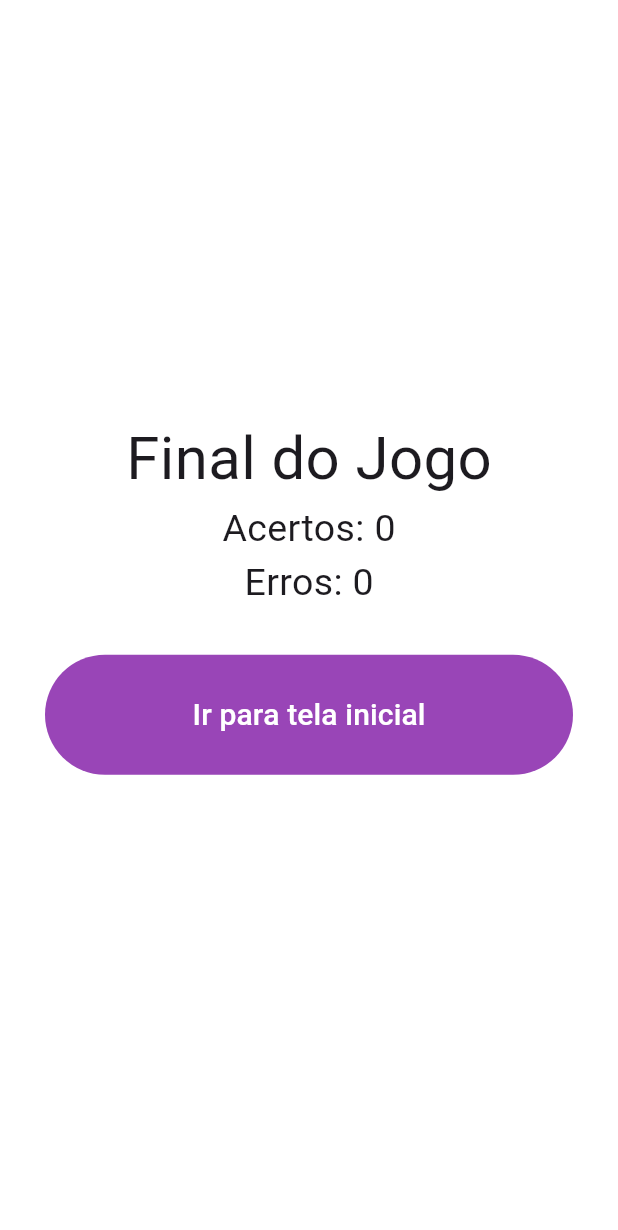
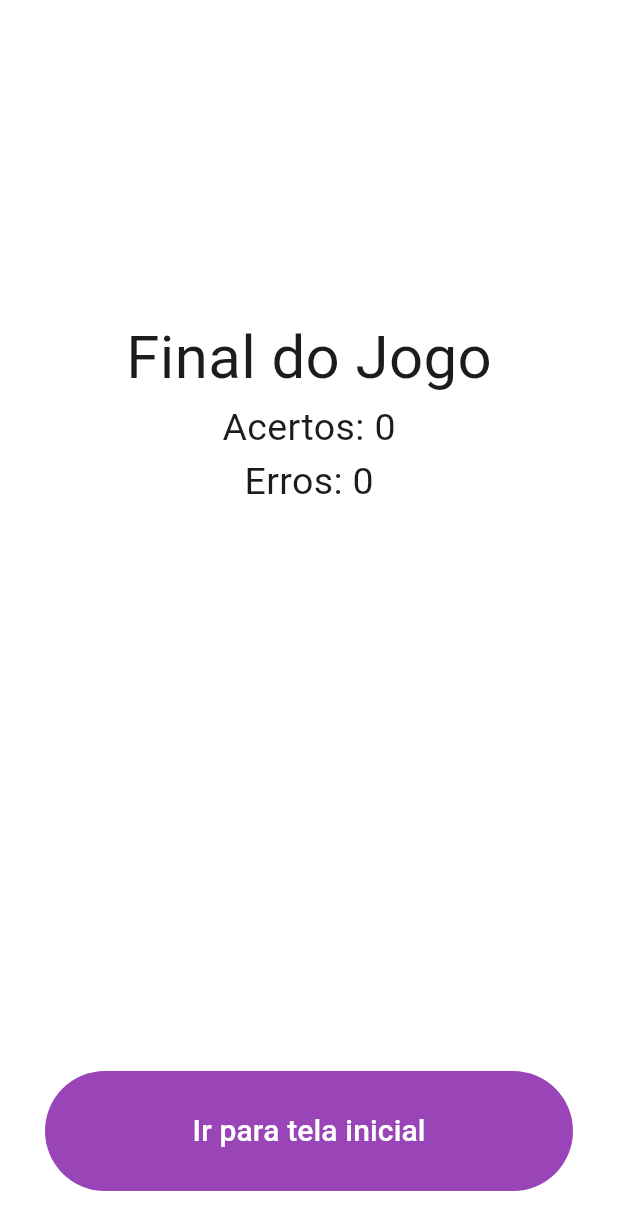
Before and after one commit to ManuelFerreira90/jogo_quiz, a Flutter app: the PaginaFinal screen opened directly with empty values, on a phone screen of 412 x 824 dp. Shown: the top 1230 px of the screen. Run offline on Flutter 3.47's test engine with Material 3 defaults, Android fonts, the phone set to English and light mode, and no system bars.

Commit message:
nova logo + refatoração página de resultados

```diff
--- a/lib/classes/gerenciar_quiz.dart
+++ b/lib/classes/gerenciar_quiz.dart
@@ -40,7 +40,7 @@ class GerenciarQuiz {
   }
 
   void setPergunta(){
-    this.perguntaAtual = this.perguntas[this.index];
+    if(index < perguntas.length) this.perguntaAtual = this.perguntas[this.index];
   }
 
   void incrementarIndex(){
@@ -57,7 +57,6 @@ class GerenciarQuiz {
       pontos.add(Icon(Icons.close, color: Colors.red,));
     }
     this.incrementarIndex();
-    print(index);
     return;
   }
 
--- a/lib/main.dart
+++ b/lib/main.dart
@@ -1,12 +1,10 @@
-import 'package:flutter/cupertino.dart';
 import 'package:flutter/material.dart';
-import 'package:flutter/widgets.dart';
-import 'telas/pagina_inicial.dart';
+import 'package:jogo_quiz/page/pagina_inicial.dart';
 
 void main() {
   runApp(
     MaterialApp(
-      home: PaginaInicial(),
+      home: const PaginaInicial(),
     ),
   );
 }
--- /dev/null
+++ b/lib/page/pagina_final.dart
@@ -0,0 +1,85 @@
+import 'package:flutter/material.dart';
+import 'pagina_inicial.dart';
+import '../components/botao_acao.dart';
+import '../constantes.dart';
+
+class PaginaFinal extends StatelessWidget {
+  final int acertos;
+  final int erros;
+
+  const PaginaFinal({super.key, required this.acertos, required this.erros});
+
+  @override
+  Widget build(BuildContext context) {
+    return Scaffold(
+      backgroundColor: Colors.white,
+      body: SafeArea(
+        child: Center(
+          child: Column(
+            mainAxisAlignment: MainAxisAlignment.center,
+            crossAxisAlignment: CrossAxisAlignment.stretch,
+            children: [
+              Expanded(
+                flex: 2,
+                child: Column(
+                  mainAxisAlignment: MainAxisAlignment.center,
+                  children: [
+                    const Center(
+                      child: Text(
+                        'Final do Jogo',
+                        style: TextStyle(
+                          fontSize: 40.0,
+                        ),
+                      ),
+                    ),
+                    Center(
+                      child: Text(
+                        'Acertos: $acertos',
+                        style: const TextStyle(
+                          fontSize: 25.0,
+                        ),
+                      ),
+                    ),
+                    Center(
+                      child: Text(
+                        'Erros: $erros',
+                        style: const TextStyle(
+                          fontSize: 25.0,
+                        ),
+                      ),
+                    ),
+                  ],
+                ),
+              ),
+              Expanded(
+                flex: 1,
+                child: Column(
+                  mainAxisAlignment: MainAxisAlignment.end,
+                  crossAxisAlignment: CrossAxisAlignment.stretch,
+                  children: [
+                    Padding(
+                      padding: kPaddingPadrao,
+                      child: SizedBox(
+                        height: 80,
+                        child: BotaoAcao(
+                            corBotao: kCorBotaoPrimario,
+                            texto: 'Ir para tela inicial',
+                            aoPressionar: () {
+                              Navigator.push(
+                                context,
+                                MaterialPageRoute(
+                                    builder: (context) => const PaginaInicial()),
+                              );
+                            }),
+                      ),
+                    ),
+                  ],
+                ),
+              ),
+            ],
+          ),
+        ),
+      ),
+    );
+  }
+}
--- a/lib/telas/pagina_quiz.dart
+++ b/lib/page/pagina_quiz.dart
@@ -1,5 +1,5 @@
 import 'package:flutter/material.dart';
-import 'package:jogo_quiz/componentes/botao_acao.dart';
+import 'package:jogo_quiz/components/botao_acao.dart';
 import '../classes/gerenciar_quiz.dart';
 import 'pagina_final.dart';
 import '../constantes.dart';
--- a/lib/telas/pagina_final.dart
+++ /dev/null
@@ -1,68 +0,0 @@
-import 'package:flutter/material.dart';
-import 'pagina_inicial.dart';
-import '../componentes/botao_acao.dart';
-import '../constantes.dart';
-
-class PaginaFinal extends StatelessWidget {
-  final int acertos;
-  final int erros;
-
-  const PaginaFinal({super.key, required this.acertos, required this.erros});
-
-  @override
-  Widget build(BuildContext context) {
-    return Scaffold(
-        backgroundColor: Colors.white,
-        body: SafeArea(
-          child: Center(
-            child: Column(
-              mainAxisAlignment: MainAxisAlignment.center,
-              crossAxisAlignment: CrossAxisAlignment.stretch,
-              children: [
-                const Center(
-                  child: Text(
-                    'Final do Jogo',
-                    style: TextStyle(
-                      fontSize: 40.0,
-                    ),
-                  ),
-                ),
-                Center(
-                  child: Text(
-                    'Acertos: $acertos',
-                    style: const TextStyle(
-                      fontSize: 25.0,
-                    ),
-                  ),
-                ),
-                Center(
-                  child: Text(
-                    'Erros: $erros',
-                    style: const TextStyle(
-                      fontSize: 25.0,
-                    ),
-                  ),
-                ),
-                Padding(
-                  padding: kPaddingPadrao,
-                  child: SizedBox(
-                    height: 80,
-                    child: BotaoAcao(
-                      corBotao: kCorBotaoPrimario,
-                      texto: 'Ir para tela inicial',
-                      aoPressionar: () {
-                        Navigator.push(
-                          context,
-                          MaterialPageRoute(builder: (context) => PaginaInicial()),
-                        );
-                      }
-                    ),
-                  ),
-                ),
-              ],
-            ),
-          ),
-        ),
-      );
-  }
-}
```
Also changed, not shown: lib/page/pagina_inicial.dart (renamed from lib/telas/pagina_inicial.dart, +9 -6 lines), imagens/Frame 2.png (deleted), imagens/banner_quiz.png (added), lib/components/botao_acao.dart (renamed from lib/componentes/botao_acao.dart), pubspec.lock.
